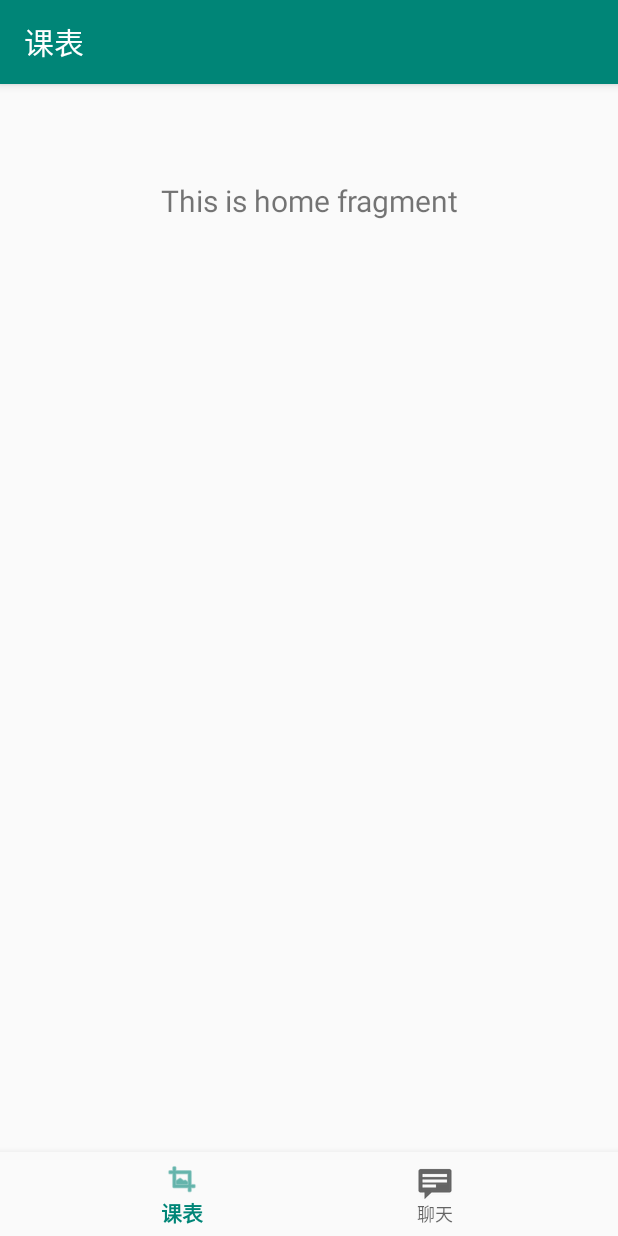
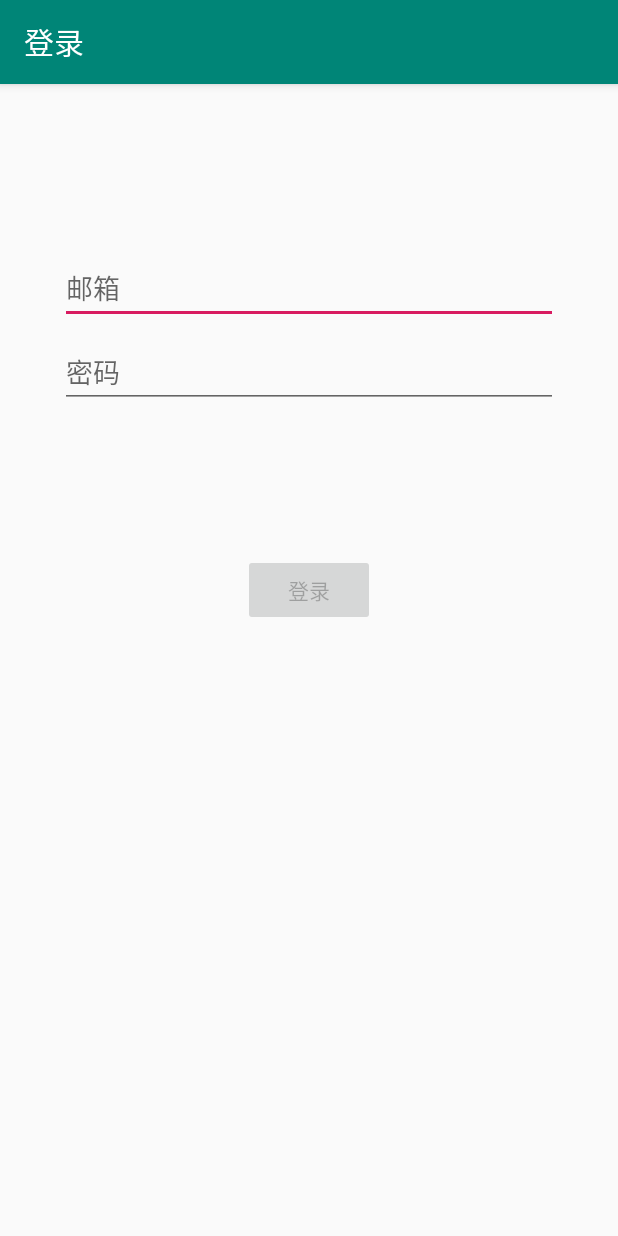
Before and after one commit to jacob-lcs/awesome-curriculum-android, an Android app: the screen it shows after launch (MainActivity before the commit, LoginActivity after it), on a phone screen of 412 x 824 dp. Run offline under Robolectric (Android 15) with nearby library versions, the phone set to English and light mode, and no system bars; our stand-ins replace navigation-ui.

```diff
--- a/app/build.gradle
+++ b/app/build.gradle
@@ -27,7 +27,11 @@ dependencies {
     implementation 'androidx.navigation:navigation-fragment:2.2.1'
     implementation 'androidx.navigation:navigation-ui:2.2.1'
     implementation 'androidx.lifecycle:lifecycle-extensions:2.2.0'
+    implementation 'androidx.annotation:annotation:1.0.2'
     testImplementation 'junit:junit:4.12'
     androidTestImplementation 'androidx.test:runner:1.1.1'
     androidTestImplementation 'androidx.test.espresso:espresso-core:3.1.1'
+    implementation 'com.squareup.okhttp3:okhttp:3.7.0'
+    implementation 'com.squareup.okio:okio:1.12.0'
+    implementation 'com.google.code.gson:gson:2.8.2'
 }
--- a/app/src/main/AndroidManifest.xml
+++ b/app/src/main/AndroidManifest.xml
@@ -10,6 +10,9 @@
         android:supportsRtl="true"
         android:theme="@style/AppTheme">
         <activity
+            android:name=".ui.login.LoginActivity"
+            android:label="@string/title_activity_login"></activity>
+        <activity
             android:name=".MainActivity"
             android:label="@string/app_name">
             <intent-filter>
@@ -19,5 +22,8 @@
             </intent-filter>
         </activity>
     </application>
+    <uses-permission android:name="android.permission.ACCESS_WIFI_STATE"/>
+    <uses-permission android:name="android.permission.INTERNET"/>
+    <uses-permission android:name="android.permission.ACCESS_NETWORK_STATE"/>
 
 </manifest>
--- a/app/src/main/java/com/example/awesomecurriculum/MainActivity.java
+++ b/app/src/main/java/com/example/awesomecurriculum/MainActivity.java
@@ -1,7 +1,13 @@
 package com.example.awesomecurriculum;
 
+import android.content.Intent;
+import android.database.Cursor;
+import android.database.sqlite.SQLiteDatabase;
 import android.os.Bundle;
+import android.util.Log;
 
+import com.example.awesomecurriculum.ui.login.LoginActivity;
+import com.example.awesomecurriculum.utils.DatabaseHelper;
 import com.google.android.material.bottomnavigation.BottomNavigationView;
 
 import androidx.appcompat.app.AppCompatActivity;
@@ -11,6 +17,9 @@ import androidx.navigation.ui.AppBarConfiguration;
 import androidx.navigation.ui.NavigationUI;
 
 public class MainActivity extends AppCompatActivity {
+
+    public DatabaseHelper databaseHelper = new DatabaseHelper
+            (this, "database.db", null, 1);
 
     @Override
     protected void onCreate(Bundle savedInstanceState) {
@@ -25,6 +34,23 @@ public class MainActivity extends AppCompatActivity {
         NavController navController = Navigation.findNavController(this, R.id.nav_host_fragment);
         NavigationUI.setupActionBarWithNavController(this, navController, appBarConfiguration);
         NavigationUI.setupWithNavController(navView, navController);
+        if(!isLogined()){
+            Intent intent = new Intent(MainActivity.this, LoginActivity.class);
+            startActivity(intent);
+        }
+    }
+
+    /**
+     * @deprecated 判断用户是否登录
+     * @return boolean
+     */
+    private boolean isLogined(){
+        SQLiteDatabase sqLiteDatabase = databaseHelper.getWritableDatabase();
+        Cursor cursor = sqLiteDatabase.rawQuery("select * from user;", null);
+        Log.d("login", String.valueOf(cursor.getCount()));
+        boolean result = cursor.getCount()!=0;
+        cursor.close();
+        return result;
     }
 
 }
--- a/app/src/main/java/com/example/awesomecurriculum/ui/schedule/ScheduleFragment.java
+++ b/app/src/main/java/com/example/awesomecurriculum/ui/schedule/ScheduleFragment.java
@@ -1,10 +1,13 @@
 package com.example.awesomecurriculum.ui.schedule;
 
+import android.content.Intent;
 import android.os.Bundle;
 import android.view.LayoutInflater;
 import android.view.View;
 import android.view.ViewGroup;
+import android.widget.Button;
 import android.widget.TextView;
+import android.widget.Toast;
 
 import androidx.annotation.Nullable;
 import androidx.annotation.NonNull;
@@ -13,11 +16,13 @@ import androidx.lifecycle.Observer;
 import androidx.lifecycle.ViewModelProviders;
 
 import com.example.awesomecurriculum.R;
+import com.example.awesomecurriculum.ui.login.LoginActivity;
 
 public class ScheduleFragment extends Fragment {
 
     private ScheduleViewModel homeViewModel;
 
+    @Override
     public View onCreateView(@NonNull LayoutInflater inflater,
                              ViewGroup container, Bundle savedInstanceState) {
         homeViewModel =
@@ -30,6 +35,22 @@ public class ScheduleFragment extends Fragment {
                 textView.setText(s);
             }
         });
+
+
+
         return root;
     }
+
+    @Override
+    public void onActivityCreated(@Nullable Bundle savedInstanceState) {
+        super.onActivityCreated(savedInstanceState);
+        Button navigateTest = (Button) getActivity().findViewById(R.id.id_navigate_test);
+        navigateTest.setOnClickListener(new View.OnClickListener() {
+            @Override
+            public void onClick(View v) {
+                Intent intent = new Intent(getActivity(), LoginActivity.class);
+                startActivity(intent);
+            }
+        });
+    }
 }
--- a/app/src/main/java/com/example/awesomecurriculum/ui/schedule/ScheduleViewModel.java
+++ b/app/src/main/java/com/example/awesomecurriculum/ui/schedule/ScheduleViewModel.java
@@ -1,4 +1,6 @@
 package com.example.awesomecurriculum.ui.schedule;
+
+import android.widget.Button;
 
 import androidx.lifecycle.LiveData;
 import androidx.lifecycle.MutableLiveData;
@@ -16,4 +18,5 @@ public class ScheduleViewModel extends ViewModel {
     public LiveData<String> getText() {
         return mText;
     }
+
 }
--- a/app/src/main/res/values/strings.xml
+++ b/app/src/main/res/values/strings.xml
@@ -2,4 +2,13 @@
     <string name="app_name">叮咚课表</string>
     <string name="title_chat">聊天</string>
     <string name="title_schedule">课表</string>
+    <string name="title_activity_login">登录</string>
+    <string name="prompt_email">邮箱</string>
+    <string name="prompt_password">密码</string>
+    <string name="action_sign_in">登录</string>
+    <string name="action_sign_in_short">Sign in</string>
+    <string name="welcome">"Welcome !"</string>
+    <string name="invalid_username">Not a valid username</string>
+    <string name="invalid_password">Password must be >5 characters</string>
+    <string name="login_failed">"Login failed"</string>
 </resources>
--- a/build.gradle
+++ b/build.gradle
@@ -7,8 +7,7 @@ buildscript {
 
     }
     dependencies {
-        classpath 'com.android.tools.build:gradle:3.5.0'
-
+        classpath 'com.android.tools.build:gradle:3.6.0'
         // NOTE: Do not place your application dependencies here; they belong
         // in the individual module build.gradle files
     }
```
Also changed, not shown: app/src/main/res/layout/fragment_schedule.xml (+11 -0 lines), gradle/wrapper/gradle-wrapper.properties.
